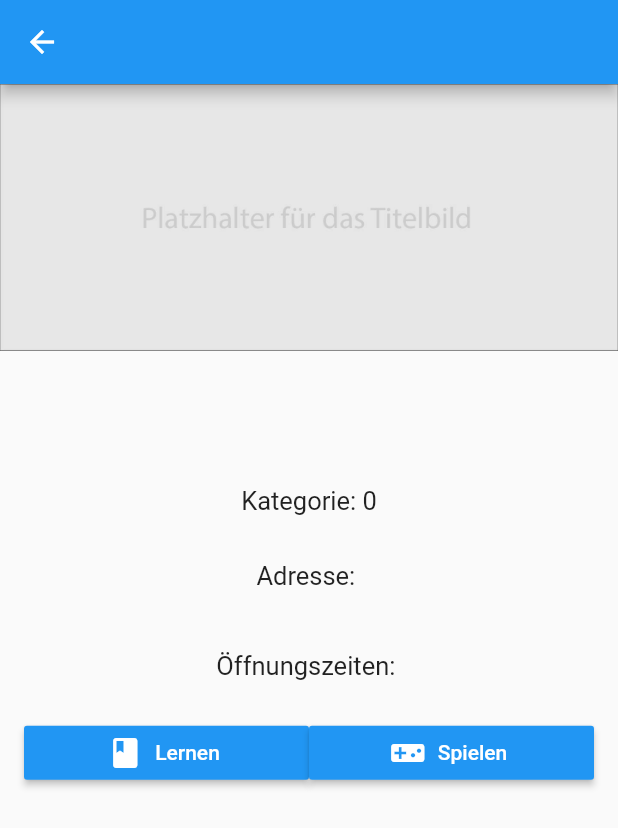
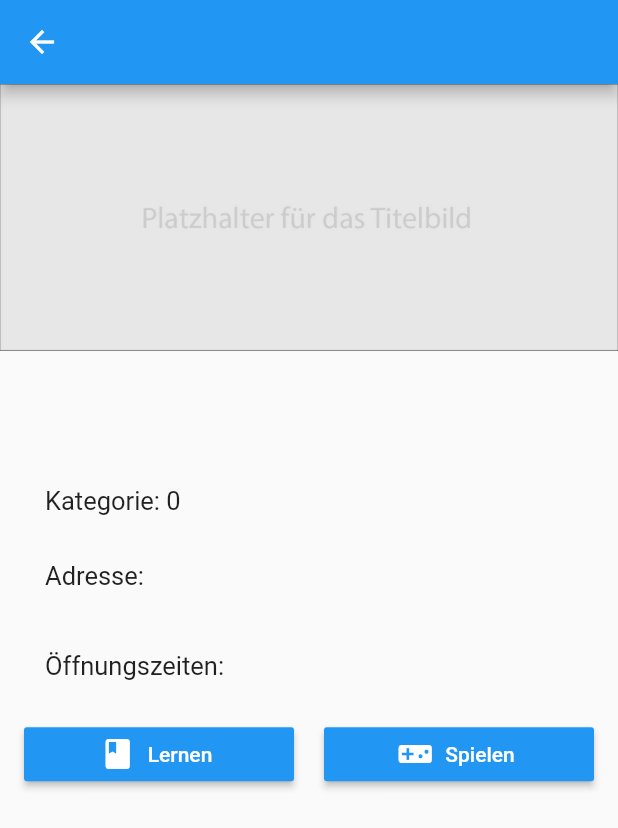
Before and after one commit to marius1909/Gelsenkirchen-Avatar, a Flutter app: the LernortScreen screen opened directly with empty values, on a phone screen of 412 x 824 dp. Shown: the top 828 px of the screen. Run offline on Flutter 3.47's test engine with Material 2 defaults, Android fonts, the phone set to English and light mode, and no system bars; our stand-ins replace flutter_map, fluttertoast, latlong, location; accounts and stored records are empty; network calls fail.

Commit message:
ein paar kleine Formatierungen auf dem lernort_screen

```diff
--- a/gelsenkirchen_avatar/lib/lernort_screen.dart
+++ b/gelsenkirchen_avatar/lib/lernort_screen.dart
@@ -42,7 +42,9 @@ class LernortScreen extends StatelessWidget {
               style: TextStyle(fontSize: 17),
             ),
             margin: EdgeInsets.only(
-                  left: 30.0, top: 20.0, right: 30.0, bottom: 10.0)),
+                left: 30.0, top: 20.0, right: 30.0, bottom: 10.0),
+            alignment: Alignment(-1.0, 0.0),
+          ),
 
           /*ADRESSE*/
           /*Todo: - Hier muss noch die Adresse angegeben werden
@@ -54,7 +56,9 @@ class LernortScreen extends StatelessWidget {
               style: TextStyle(fontSize: 17),
             ),
             margin: EdgeInsets.only(
-                  left: 30.0, top: 20.0, right: 30.0, bottom: 20.0)),
+                left: 30.0, top: 20.0, right: 30.0, bottom: 20.0),
+            alignment: Alignment(-1.0, 0.0),
+          ),
 
           /*ÖFFNUNGSZEITEN*/
           /*Todo: - Hier müssen noch die Öffnungszeiten angegeben werden
@@ -66,7 +70,9 @@ class LernortScreen extends StatelessWidget {
               style: TextStyle(fontSize: 17),
             ),
             margin: EdgeInsets.only(
-                  left: 30.0, top: 20.0, right: 30.0, bottom: 20.0)),
+                left: 30.0, top: 20.0, right: 30.0, bottom: 20.0),
+            alignment: Alignment(-1.0, 0.0),
+          ),
 
           /*Todo: Abstand zwischen den Buttons einfügen*/
           ListTile(
@@ -88,6 +94,11 @@ class LernortScreen extends StatelessWidget {
                 icon: Icon(Icons.book),
                 label: Text('Lernen'),
               ),
+            ),
+            Container(
+              //color: Colors.white,
+              height: 50,
+              width: 20,
             ),
             Expanded(
               child: RaisedButton.icon(
```
Also changed, not shown: gelsenkirchen_avatar/lib/lernort_liste_screen.dart (+7 -6 lines), 1 other file. Lines whose indentation alone changed are shown as unchanged.
